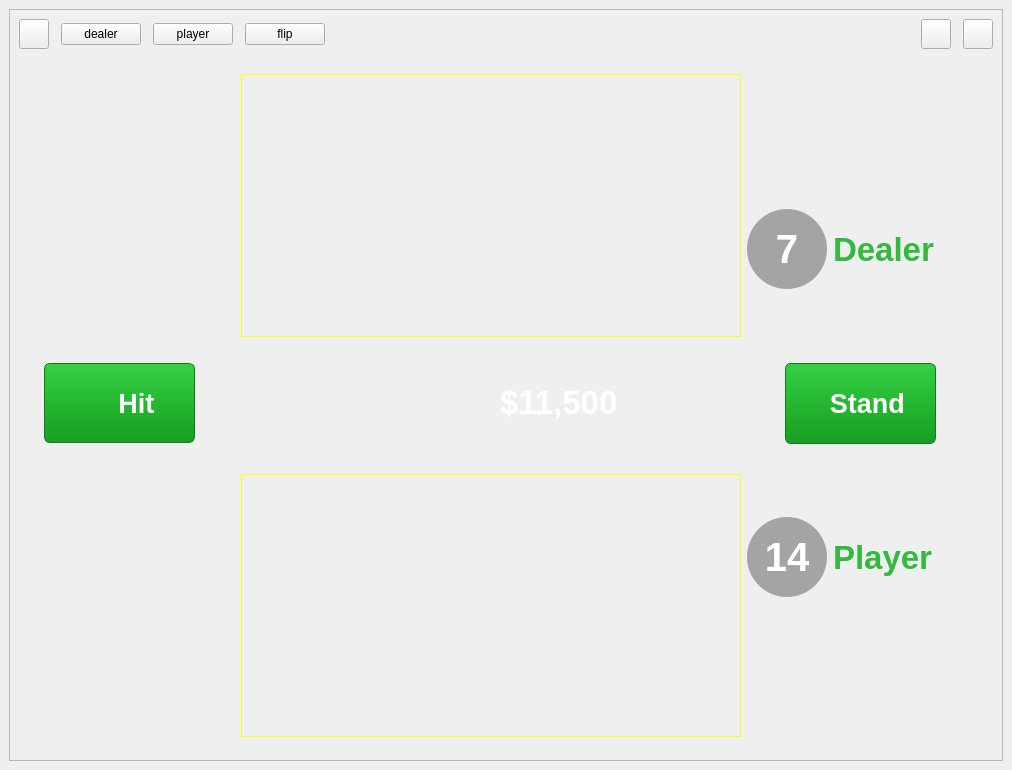
Above: src/presentation/widgets/MainWindow/mainwindow.ui from OlexandrNikolaiev/BlackJack_GUI before the change. Below: the same form after it.
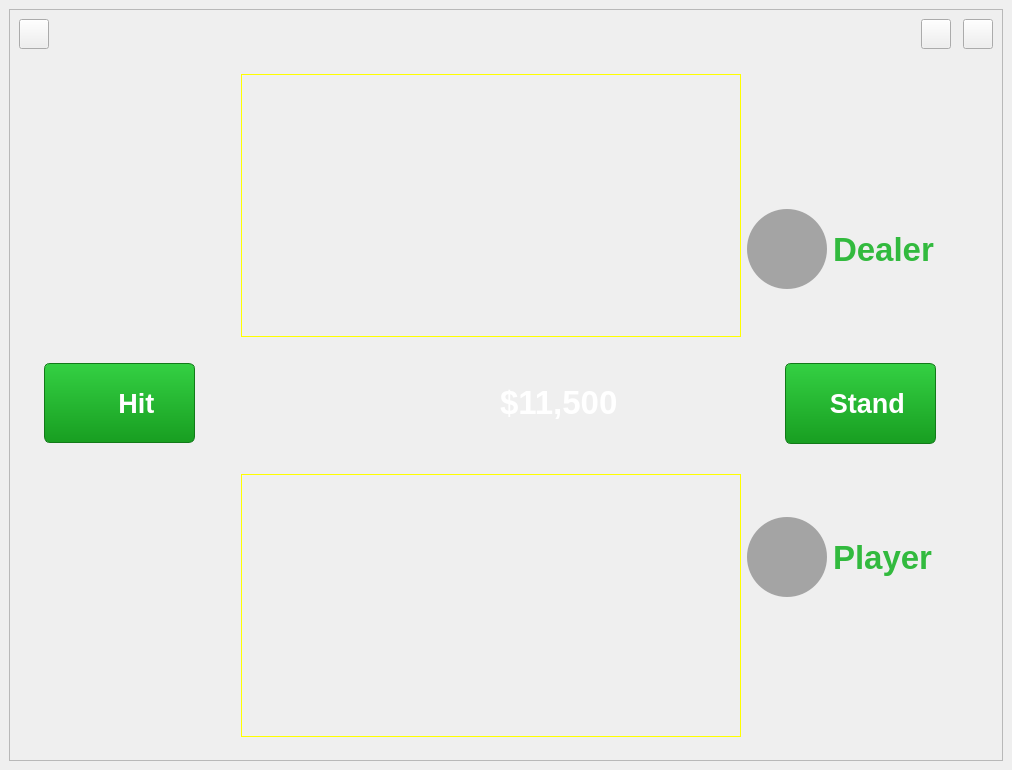
That is the form after the change. The open tabs and pages were chosen to show the change. Icons and pictures are not drawn. Custom widgets are drawn as their Qt base class.

```diff
--- a/src/presentation/widgets/MainWindow/mainwindow.ui
+++ b/src/presentation/widgets/MainWindow/mainwindow.ui
@@ -2,6 +2,9 @@
 <ui version="4.0">
  <class>MainWindow</class>
  <widget class="QMainWindow" name="MainWindow">
+  <property name="enabled">
+   <bool>true</bool>
+  </property>
   <property name="geometry">
    <rect>
     <x>0</x>
@@ -88,27 +91,6 @@
            </property>
           </widget>
          </item>
-         <item>
-          <widget class="QPushButton" name="giveDealerButton">
-           <property name="text">
-            <string>dealer</string>
-           </property>
-          </widget>
-         </item>
-         <item>
-          <widget class="QPushButton" name="givePlayerButton">
-           <property name="text">
-            <string>player</string>
-           </property>
-          </widget>
-         </item>
-         <item>
-          <widget class="QPushButton" name="flipButton">
-           <property name="text">
-            <string>flip</string>
-           </property>
-          </widget>
-         </item>
          <item>
           <spacer name="horizontalSpacer_2">
            <property name="orientation">
@@ -643,7 +625,7 @@
 }</string>
                       </property>
                       <property name="text">
-                       <string>7</string>
+                       <string/>
                       </property>
                       <property name="alignment">
                        <set>Qt::AlignCenter</set>
@@ -836,7 +818,7 @@
 }</string>
                       </property>
                       <property name="text">
-                       <string>14</string>
+                       <string/>
                       </property>
                       <property name="alignment">
                        <set>Qt::AlignCenter</set>
```
